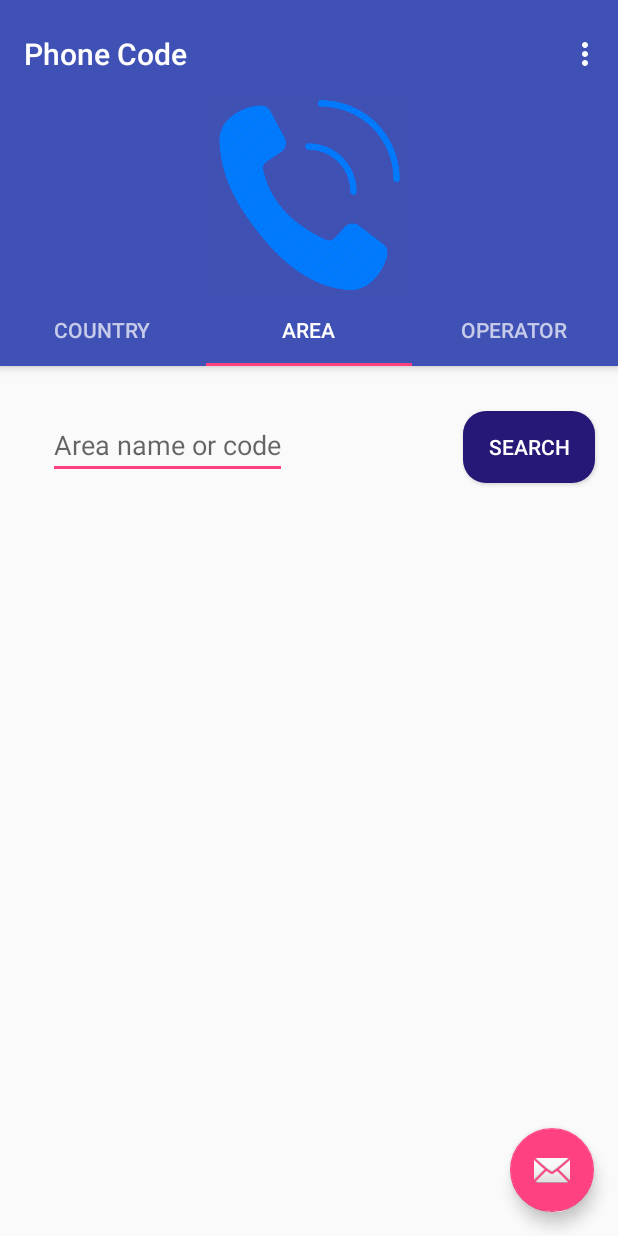
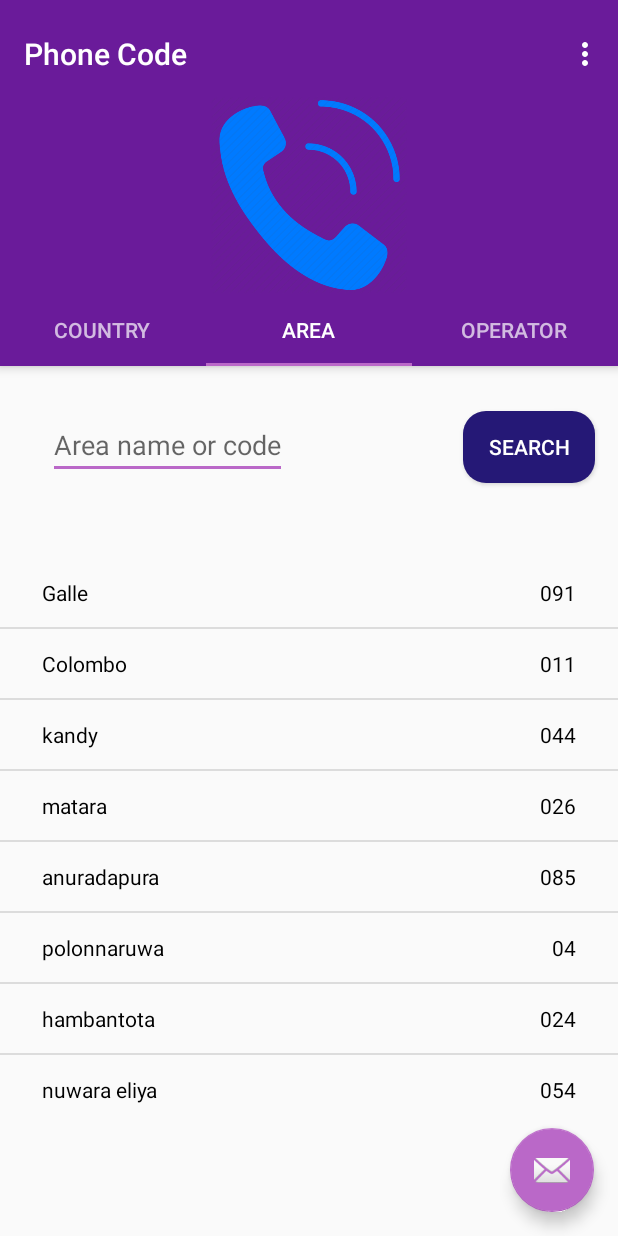
Before and after one commit to Ihalapathirana/PhoneCodes, an Android app: the screen it shows after launch (MainActivity), tab 2 chosen, on a phone screen of 412 x 824 dp. Run offline under Robolectric (Android 15) with nearby library versions, the phone set to English and light mode, and no system bars.

Commit message:
list views added and changed UI

```diff
--- a/app/src/main/java/com/example/anushai/phonecode/AreaLayout.java
+++ b/app/src/main/java/com/example/anushai/phonecode/AreaLayout.java
@@ -6,6 +6,12 @@ import android.support.v4.app.Fragment;
 import android.view.LayoutInflater;
 import android.view.View;
 import android.view.ViewGroup;
+import android.widget.AdapterView;
+import android.widget.ListView;
+import android.widget.Toast;
+
+import java.util.ArrayList;
+import java.util.List;
 
 /**
  * Created by anushai on 12/20/17.
@@ -13,11 +19,38 @@ import android.view.ViewGroup;
 
 public class AreaLayout extends Fragment {
 
+    private ListView listView;
+    private ListItemAdapter listItemAdapter;
+    private List<ListItem> itemList;
+
     @Nullable
     @Override
     public View onCreateView(LayoutInflater inflater, @Nullable ViewGroup container, @Nullable Bundle savedInstanceState) {
-        View areaView = inflater.inflate(R.layout.area_layout,container,false);
+        final View areaView = inflater.inflate(R.layout.area_layout,container,false);
 
+        listView = (ListView) areaView.findViewById(R.id.listViewArea);
+
+
+        itemList = new ArrayList<>();
+        itemList.add(new ListItem("Galle", "091",1));
+        itemList.add(new ListItem("Colombo", "011",2));
+        itemList.add(new ListItem("kandy", "044",3));
+        itemList.add(new ListItem("matara", "026",4));
+        itemList.add(new ListItem("anuradapura", "085",5));
+        itemList.add(new ListItem("polonnaruwa", "04",6));
+        itemList.add(new ListItem("hambantota", "024",7));
+        itemList.add(new ListItem("nuwara eliya", "054",8));
+
+
+        listItemAdapter = new ListItemAdapter(areaView.getContext(), itemList);
+        listView.setAdapter(listItemAdapter);
+
+        listView.setOnItemClickListener(new AdapterView.OnItemClickListener() {
+            @Override
+            public void onItemClick(AdapterView<?> adapterView, View view, int i, long l) {
+                Toast.makeText(areaView.getContext(),"clicked on "+ view.getTag(), Toast.LENGTH_SHORT).show();
+            }
+        });
         return areaView;
     }
 }
--- /dev/null
+++ b/app/src/main/java/com/example/anushai/phonecode/ListItem.java
@@ -0,0 +1,42 @@
+package com.example.anushai.phonecode;
+
+/**
+ * Created by anushai on 12/21/17.
+ */
+
+public class ListItem {
+
+    private String name;
+    private String code;
+    private int id;
+
+    public ListItem(String name, String code, int id) {
+        this.name = name;
+        this.code = code;
+        this.id=id;
+    }
+
+    public int getId() {
+        return id;
+    }
+
+    public void setId(int id) {
+        this.id = id;
+    }
+
+    public String getName() {
+        return name;
+    }
+
+    public void setName(String name) {
+        this.name = name;
+    }
+
+    public String getCode() {
+        return code;
+    }
+
+    public void setCode(String code) {
+        this.code = code;
+    }
+}
--- /dev/null
+++ b/app/src/main/java/com/example/anushai/phonecode/ListItemAdapter.java
@@ -0,0 +1,51 @@
+package com.example.anushai.phonecode;
+
+import android.content.Context;
+import android.view.View;
+import android.view.ViewGroup;
+import android.widget.BaseAdapter;
+import android.widget.TextView;
+
+import java.util.List;
+
+/**
+ * Created by anushai on 12/21/17.
+ */
+
+public class ListItemAdapter extends BaseAdapter {
+
+    private Context context;
+    private List<ListItem> listItems;
+
+    public ListItemAdapter(Context context, List<ListItem> listItems){
+        this.context=context;
+        this.listItems=listItems;
+    }
+    @Override
+    public int getCount() {
+        return listItems.size();
+    }
+
+    @Override
+    public Object getItem(int i) {
+        return listItems.get(i);
+    }
+
+    @Override
+    public long getItemId(int i) {
+        return i;
+    }
+
+    @Override
+    public View getView(int i, View view, ViewGroup viewGroup) {
+        View v = View.inflate(context, R.layout.custom_list_view_item, null);
+        TextView nameTextView = (TextView)v.findViewById(R.id.name);
+        TextView codeTextView = (TextView)v.findViewById(R.id.code);
+
+        nameTextView.setText(listItems.get(i).getName());
+        codeTextView.setText(listItems.get(i).getCode());
+
+        v.setTag(listItems.get(i).getId());
+        return v;
+    }
+}
--- a/app/src/main/java/com/example/anushai/phonecode/OperatorLayout.java
+++ b/app/src/main/java/com/example/anushai/phonecode/OperatorLayout.java
@@ -6,6 +6,12 @@ import android.support.v4.app.Fragment;
 import android.view.LayoutInflater;
 import android.view.View;
 import android.view.ViewGroup;
+import android.widget.AdapterView;
+import android.widget.ListView;
+import android.widget.Toast;
+
+import java.util.ArrayList;
+import java.util.List;
 
 /**
  * Created by anushai on 12/20/17.
@@ -13,11 +19,36 @@ import android.view.ViewGroup;
 
 public class OperatorLayout extends Fragment {
 
+    private ListView listView;
+    private ListItemAdapter listItemAdapter;
+    private List<ListItem> itemList;
+
     @Nullable
     @Override
     public View onCreateView(LayoutInflater inflater, @Nullable ViewGroup container, @Nullable Bundle savedInstanceState) {
-        View operatorView = inflater.inflate(R.layout.operator_layout,container,false);
+        final View operatorView = inflater.inflate(R.layout.operator_layout,container,false);
 
+
+        listView = (ListView) operatorView.findViewById(R.id.listViewOprt);
+
+
+        itemList = new ArrayList<>();
+        itemList.add(new ListItem("Mobitel", "071/070",1));
+        itemList.add(new ListItem("Dialog", "077/076",2));
+        itemList.add(new ListItem("Etisalat", "072",3));
+        itemList.add(new ListItem("Airtel", "074",4));
+        itemList.add(new ListItem("Hutch", "073",5));
+
+
+        listItemAdapter = new ListItemAdapter(operatorView.getContext(), itemList);
+        listView.setAdapter(listItemAdapter);
+
+        listView.setOnItemClickListener(new AdapterView.OnItemClickListener() {
+            @Override
+            public void onItemClick(AdapterView<?> adapterView, View view, int i, long l) {
+                Toast.makeText(operatorView.getContext(),"clicked on "+ view.getTag(), Toast.LENGTH_SHORT).show();
+            }
+        });
         return operatorView;
     }
 }
--- a/app/src/main/java/com/example/anushai/phonecode/countryLayout.java
+++ b/app/src/main/java/com/example/anushai/phonecode/countryLayout.java
@@ -6,6 +6,13 @@ import android.support.v4.app.Fragment;
 import android.view.LayoutInflater;
 import android.view.View;
 import android.view.ViewGroup;
+import android.widget.AdapterView;
+import android.widget.ArrayAdapter;
+import android.widget.ListView;
+import android.widget.Toast;
+
+import java.util.ArrayList;
+import java.util.List;
 
 /**
  * Created by anushai on 12/20/17.
@@ -13,11 +20,39 @@ import android.view.ViewGroup;
 
 public class countryLayout extends Fragment {
 
+    private ListView listView;
+    private ListItemAdapter listItemAdapter;
+    private List<ListItem> itemList;
+    View countryView;
+
     @Nullable
     @Override
     public View onCreateView(LayoutInflater inflater, @Nullable ViewGroup container, @Nullable Bundle savedInstanceState) {
-        View countryView = inflater.inflate(R.layout.country_layout,container,false);
+        countryView = inflater.inflate(R.layout.country_layout,container,false);
+
+        listView = (ListView) countryView.findViewById(R.id.listView);
+
+
+        itemList = new ArrayList<>();
+        itemList.add(new ListItem("SL", "094",1));
+        itemList.add(new ListItem("USA", "01",2));
+        itemList.add(new ListItem("Canada", "04",3));
+        itemList.add(new ListItem("India", "456",4));
+        itemList.add(new ListItem("Korea", "85",5));
+        itemList.add(new ListItem("Japan", "54",6));
+
+
+        listItemAdapter = new ListItemAdapter(countryView.getContext(), itemList);
+        listView.setAdapter(listItemAdapter);
+
+        listView.setOnItemClickListener(new AdapterView.OnItemClickListener() {
+            @Override
+            public void onItemClick(AdapterView<?> adapterView, View view, int i, long l) {
+                Toast.makeText(countryView.getContext(),"clicked on "+ view.getTag(), Toast.LENGTH_SHORT).show();
+            }
+        });
 
         return countryView;
     }
+
 }
--- a/app/src/main/res/layout/area_layout.xml
+++ b/app/src/main/res/layout/area_layout.xml
@@ -27,4 +27,17 @@
         android:textColor="#ffffff"
         android:background="@drawable/round_corner_button"
         />
+
+    <ListView
+        android:id="@+id/listViewArea"
+        android:layout_width="match_parent"
+        android:layout_height="wrap_content"
+        android:layout_below="@+id/button"
+        android:layout_centerHorizontal="true"
+        android:paddingTop="50dp"
+        android:layout_weight="1"></ListView>
+
+
+
+
 </RelativeLayout>
--- a/app/src/main/res/layout/country_layout.xml
+++ b/app/src/main/res/layout/country_layout.xml
@@ -28,4 +28,17 @@
         android:textColor="#ffffff"
         android:background="@drawable/round_corner_button"
         />
+
+    <ListView
+        android:id="@+id/listView"
+        android:layout_width="match_parent"
+        android:layout_height="match_parent"
+        android:layout_alignParentLeft="true"
+        android:layout_alignParentStart="true"
+        android:layout_below="@+id/button"
+        android:layout_marginTop="42dp"
+        android:layout_weight="1">
+
+
+    </ListView>
 </RelativeLayout>
--- /dev/null
+++ b/app/src/main/res/layout/custom_list_view_item.xml
@@ -0,0 +1,32 @@
+<?xml version="1.0" encoding="utf-8"?>
+<RelativeLayout xmlns:android="http://schemas.android.com/apk/res/android"
+    android:layout_width="match_parent" android:layout_height="match_parent">
+
+    <TextView
+        android:id="@+id/name"
+        android:layout_width="wrap_content"
+        android:layout_height="wrap_content"
+        android:layout_alignParentLeft="true"
+        android:layout_alignParentStart="true"
+        android:layout_alignParentTop="true"
+        android:layout_marginLeft="28dp"
+        android:layout_marginStart="28dp"
+        android:layout_marginTop="13dp"
+        android:layout_marginBottom="13dp"
+        android:textColor="#000000"
+        android:text="TextView" />
+
+    <TextView
+        android:id="@+id/code"
+        android:layout_width="wrap_content"
+        android:layout_height="wrap_content"
+        android:layout_alignBaseline="@+id/name"
+        android:layout_alignBottom="@+id/name"
+        android:layout_alignParentEnd="true"
+        android:layout_alignParentRight="true"
+        android:layout_marginEnd="28dp"
+        android:layout_marginRight="28dp"
+        android:textColor="#000000"
+        android:text="TextView" />
+
+</RelativeLayout>
--- a/app/src/main/res/layout/operator_layout.xml
+++ b/app/src/main/res/layout/operator_layout.xml
@@ -27,4 +27,15 @@
         android:textColor="#ffffff"
         android:background="@drawable/round_corner_button"
         />
+    <ListView
+        android:id="@+id/listViewOprt"
+        android:layout_width="match_parent"
+        android:layout_height="match_parent"
+        android:layout_alignParentLeft="true"
+        android:layout_alignParentStart="true"
+        android:layout_below="@+id/button"
+        android:layout_marginTop="42dp"
+        android:layout_weight="1">
+
+    </ListView>
 </RelativeLayout>
--- a/app/src/main/res/values/colors.xml
+++ b/app/src/main/res/values/colors.xml
@@ -1,6 +1,6 @@
 <?xml version="1.0" encoding="utf-8"?>
 <resources>
-    <color name="colorPrimary">#3F51B5</color>
-    <color name="colorPrimaryDark">#303F9F</color>
-    <color name="colorAccent">#FF4081</color>
+    <color name="colorPrimary">#6a1b9a</color>
+    <color name="colorPrimaryDark">#38006b</color>
+    <color name="colorAccent">#ba68c8</color>
 </resources>
```
Also changed, not shown: app/src/main/java/com/example/anushai/phonecode/MainActivity.java (+9 -34 lines).
